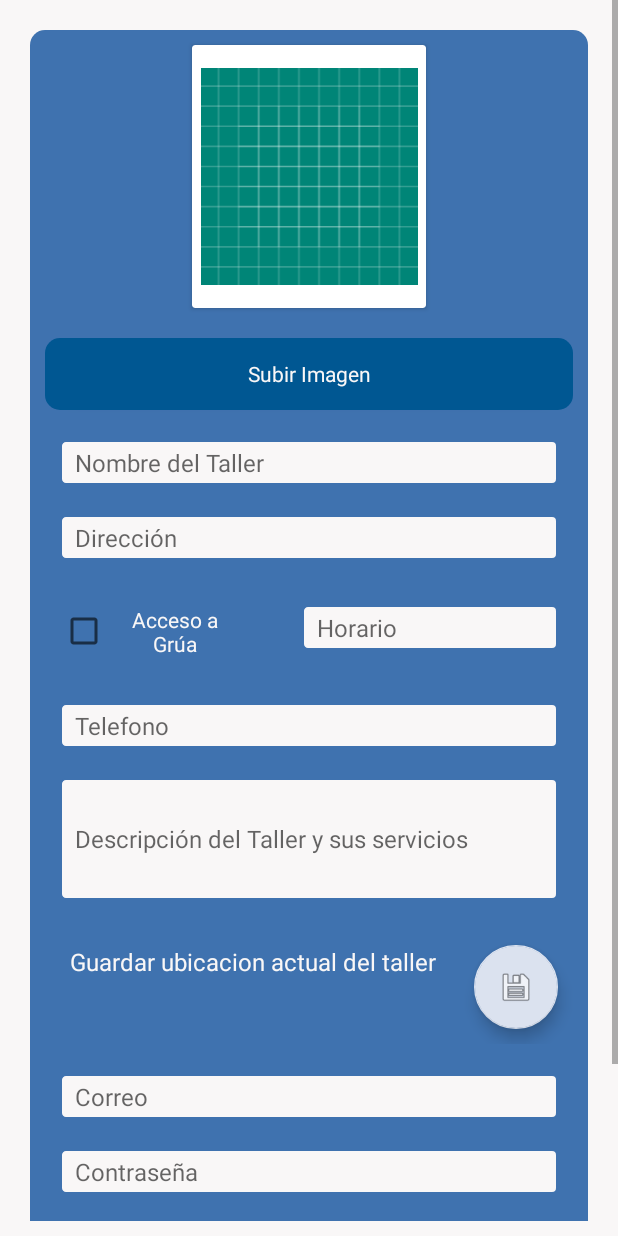
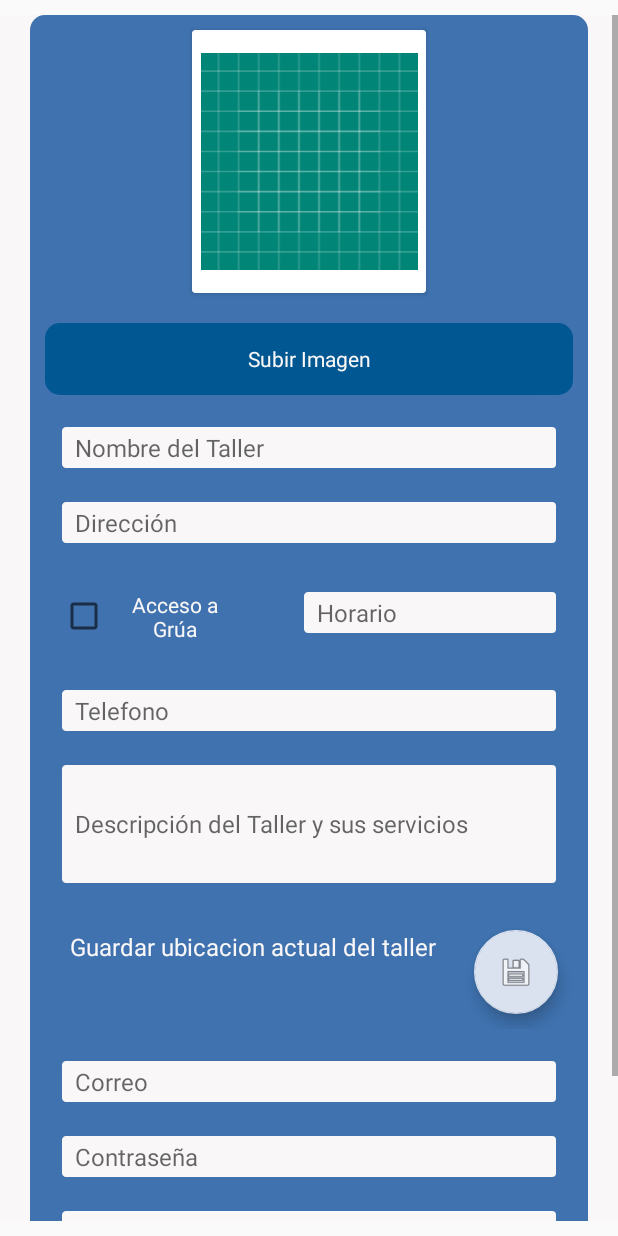
Before and after one commit to jackstrutter/pruebas, an Android app: the Register screen opened directly, with no data from a screen before it, on a phone screen of 412 x 824 dp. Run offline under Robolectric (Android 15) with nearby library versions, the phone set to English and light mode, and no system bars.

Commit message:
fix login and register layout

```diff
--- a/app/src/main/res/layout/activity_perfil.xml
+++ b/app/src/main/res/layout/activity_perfil.xml
@@ -11,7 +11,8 @@
     <ScrollView
         android:layout_width="match_parent"
         android:layout_height="match_parent"
-        android:layout_marginTop="10dp">
+        android:layout_marginTop="10dp"
+        android:layout_marginBottom="10dp">
 
         <LinearLayout
             android:layout_width="match_parent"
--- a/app/src/main/res/layout/activity_register.xml
+++ b/app/src/main/res/layout/activity_register.xml
@@ -1,23 +1,20 @@
 <?xml version="1.0" encoding="utf-8"?>
-<RelativeLayout xmlns:android="http://schemas.android.com/apk/res/android"
+<ScrollView xmlns:android="http://schemas.android.com/apk/res/android"
     xmlns:app="http://schemas.android.com/apk/res-auto"
     xmlns:tools="http://schemas.android.com/tools"
     android:layout_width="match_parent"
     android:layout_height="match_parent"
+    android:layout_marginTop="10dp"
+    android:layout_marginBottom="10dp"
     android:background="@color/white"
     tools:context=".Register">
 
-    <ScrollView
-        android:layout_width="match_parent"
-        android:layout_height="match_parent"
-        android:layout_marginBottom="10dp">
 
     <LinearLayout
         android:layout_width="match_parent"
-            android:layout_height="match_parent"
+        android:layout_height="wrap_content"
         android:layout_gravity="center_horizontal"
         android:layout_marginLeft="20dp"
-            android:layout_marginTop="20dp"
         android:layout_marginRight="20dp"
         android:background="@drawable/linear_background"
         android:orientation="vertical">
@@ -216,6 +213,6 @@
             android:layout_marginBottom="20dp"
             android:text="Registrarse" />
     </LinearLayout>
+
+
 </ScrollView>
-
-</RelativeLayout>
```
Lines whose indentation alone changed are shown as unchanged.
